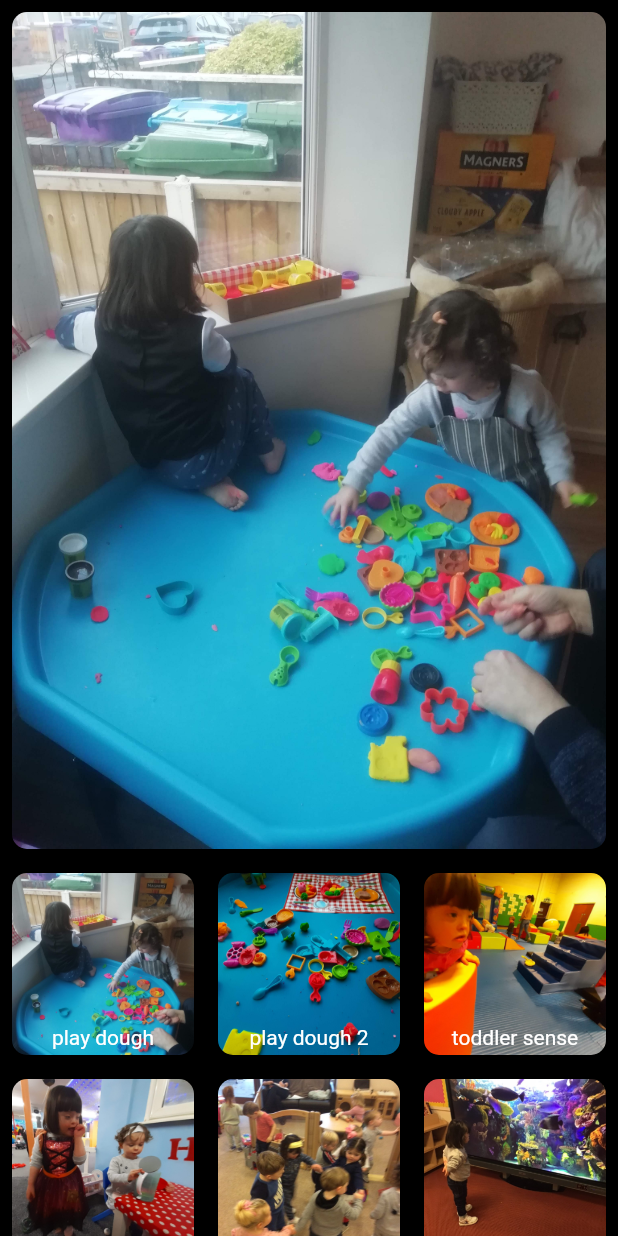
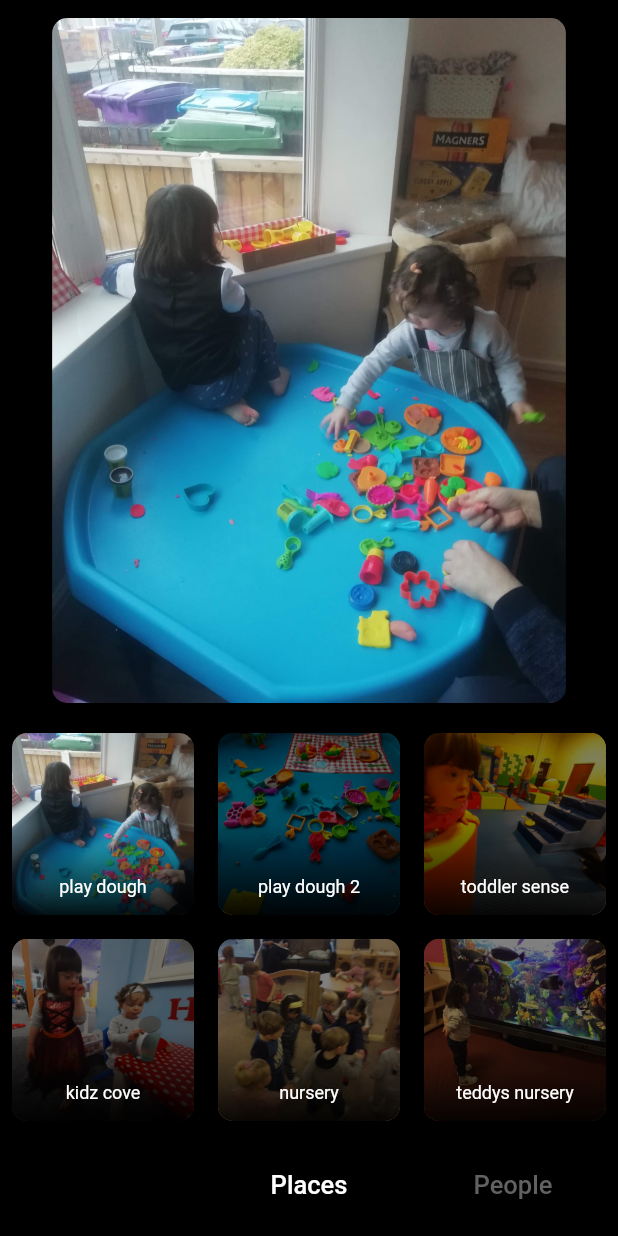
Before and after one commit to johnnyhawk02/whats_next, a Flutter app: the screen it shows after launch, on a phone screen of 412 x 824 dp. Run offline on Flutter 3.47's test engine with Material 2 defaults, Android fonts, the phone set to English and light mode, and no system bars; drawn by our look-alikes of auto_size_text, carousel_slider; our stand-ins replace flutter_svg, flutter_tts, google_fonts.

Commit message:
pre pageView

```diff
--- a/lib/components/aac_grid_view.dart
+++ b/lib/components/aac_grid_view.dart
@@ -84,8 +84,8 @@ class _AacGridViewState extends State<AacGridView> {
     }
 
     return Container(
-      height: MediaQuery.of(context).size.height, // - 100,
-      color: Colors.black87,
+      height: MediaQuery.of(context).size.height-200, // - 100,
+      color: Colors.black,
       child: GridView.count(
         crossAxisCount: 3,
         childAspectRatio: 6 / 6,
@@ -116,9 +116,8 @@ class _AacGridViewState extends State<AacGridView> {
                   ),
                   Align(
                       alignment: Alignment.bottomCenter,
-                      child: AnimatedContainer(
-                        duration: Duration(milliseconds: 2000),
-                        height: widget.currentImageIndex == index ? 240 : 0,
+                      child: Container(
+                        height: 60,
                         decoration: BoxDecoration(
                           gradient: LinearGradient(
                             begin: Alignment.topCenter,
@@ -132,8 +131,12 @@ class _AacGridViewState extends State<AacGridView> {
                         ),
                         //color: Color.fromRGBO(0, 0, 0, 0.3),
                       )),
+                  Container(
+                    height: 300,
+                    color: Color.fromRGBO(0, 0, 0, widget.currentImageIndex==index?0.0:0.5),
+                  ),
                   Positioned.fill(
-                    bottom: 0,
+                    bottom: 8,
                     child: Padding(
                       padding: const EdgeInsets.fromLTRB(4, 4, 4, 4),
                       child: Align(
@@ -143,7 +146,7 @@ class _AacGridViewState extends State<AacGridView> {
                           style: GoogleFonts.didactGothic(
                             color: Colors.white,
                             textStyle: Theme.of(context).textTheme.body1,
-                            fontSize: 14,
+                            fontSize: 10,
                           ),
                           maxLines: 1,
                         ),
@@ -153,7 +156,10 @@ class _AacGridViewState extends State<AacGridView> {
                   Material(
                     color: Colors.transparent,
                     child: InkWell(
-                      onTap: () {
+                      splashColor: Colors.black,
+                      highlightColor: Colors.black,
+                      onLongPress: () {
+
                         widget.speak(myList[index].displayName);
                         widget.setCurrentImageIndex(index);
 
--- a/lib/components/category_view.dart
+++ b/lib/components/category_view.dart
@@ -4,9 +4,10 @@ import 'package:whats_next/aac_button.dart';
 
 class CategoryView extends StatefulWidget {
   final Function setCategory;
+  final Function setCurrentImageIndex;
   final int categoryIndex;
   final Aac aac;
-  CategoryView({this.setCategory, this.categoryIndex, this.aac});
+  CategoryView({this.setCategory, this.categoryIndex, this.aac, this.setCurrentImageIndex});
 
   @override
   _CategoryViewState createState() => _CategoryViewState();
@@ -16,21 +17,17 @@ class _CategoryViewState extends State<CategoryView> {
   int currentIndex;
   @override
   Widget build(BuildContext context) {
-    return Column(
-      children: <Widget>[
-        Text(
-          '${widget.aac.categories[currentIndex].name}',
-          style: TextStyle(fontSize: 26.0),
-        ),
-        CarouselSlider(
+    return CarouselSlider(
+
       onPageChanged: (index) {
         setState(() {
           currentIndex = index;
           widget.setCategory(index);
+          widget.setCurrentImageIndex(0);
         });
       },
       height: 100.0,
-          viewportFraction: 0.25,
+      viewportFraction: 0.33,
       enableInfiniteScroll: false,
       items:
           List<int>.generate(widget.aac.categories.length, (i) => i).map((i) {
@@ -41,22 +38,21 @@ class _CategoryViewState extends State<CategoryView> {
               width: MediaQuery.of(context).size.width,
               margin: EdgeInsets.symmetric(horizontal: 5.0),
               decoration: BoxDecoration(
-                      color: widget.categoryIndex == i
-                          ? Colors.lightGreenAccent
-                          : Colors.green),
+
+                       //color: Colors.black
+                       ),
               child: FlatButton(
                 onPressed: () => widget.setCategory(i),
                 child: Text(
-                      '$i' , //'''${widget.aac.categories[i].name}',
-                      style: TextStyle(fontSize: 20.0),
+
+                  '${widget.aac.categories[i].name}',
+                  style: TextStyle(fontSize: 17.0,color: widget.categoryIndex == i?Colors.white:Colors.grey[700]),
                 ),
               ),
             );
           },
         );
       }).toList(),
-        ),
-      ],
     );
   }
 }
--- a/lib/components/image_view.dart
+++ b/lib/components/image_view.dart
@@ -19,10 +19,10 @@ class _ImageViewState extends State<ImageView> {
 
     return Container(
       height: MediaQuery.of(context).size.height -250 ,
-      color: Colors.black,
+      //color: Colors.black,
       child:
       Padding(
-        padding: const EdgeInsets.all(8.0),
+        padding: const EdgeInsets.all(12.0),
         child: ClipRRect(
           borderRadius: BorderRadius.circular(10.0),
 
--- a/lib/default_button_data.dart
+++ b/lib/default_button_data.dart
@@ -5,4 +5,11 @@ List defaultButtonData = [
   {'categoryIndex': 0, 'symbolName': 'kidz_cove'},
   {'categoryIndex': 0, 'symbolName': 'nursery'},
   {'categoryIndex': 0, 'symbolName': 'teddys_nursery'},
+  {'categoryIndex': 0, 'symbolName': 'play_dough'},
+  {'categoryIndex': 0, 'symbolName': 'play_dough_2'},
+  {'categoryIndex': 1, 'symbolName': 'toddler_sense'},
+  {'categoryIndex': 1, 'symbolName': 'kidz_cove'},
+  {'categoryIndex': 1, 'symbolName': 'nursery'},
+  {'categoryIndex': 2, 'symbolName': 'teddys_nursery'},
+
 ];
--- a/lib/default_category_data.dart
+++ b/lib/default_category_data.dart
@@ -1,3 +1,5 @@
 List defaultCategoryData = [
-  {'index':0, 'name': 'General'},
+  {'index':0, 'name': 'Places'},
+  {'index':1, 'name': 'People'},
+  {'index':2, 'name': 'Extra'},
 ];
--- a/lib/main.dart
+++ b/lib/main.dart
@@ -67,27 +67,38 @@ class _MyHomePageState extends State<MyHomePage> {
     return Material(
       child: Container(
         color: Colors.black,
-        child: SingleChildScrollView(
-          child: Column(
-
-            children: <Widget>[
-              ImageView(
+        child: Flex(
+          direction: Axis.vertical,
+          children: <Widget>[
+            Flexible(
+              flex: 7,
+              fit: FlexFit.loose,
+              child: ImageView(
                 currentImageIndex: currentImageIndex,
                 categoryIndex: _categoryIndex,
                 aac: aac,
               ),
-              AacGridView(
+            ),
+            Flexible(
+              flex: 4,
+              fit: FlexFit.loose,
+              child: AacGridView(
                 aac: aac,
                 categoryIndex: _categoryIndex,
                 speak: _speak,
                 setCurrentImageIndex: setCurrentImageIndex,
+                currentImageIndex: currentImageIndex,
               ),
-//              CategoryView(
-//                  aac: aac,
-//                  setCategory: setCategory,
-//                  categoryIndex: _categoryIndex),
-            ],
-          ),
+            ),
+            Flexible(
+              flex: 1,
+              child: CategoryView(
+                  aac: aac,
+                  setCategory: setCategory,
+                  setCurrentImageIndex: setCurrentImageIndex,
+                  categoryIndex: _categoryIndex),
+            ),
+          ],
         ),
       ),
     );
```
Lines whose indentation alone changed are shown as unchanged.
